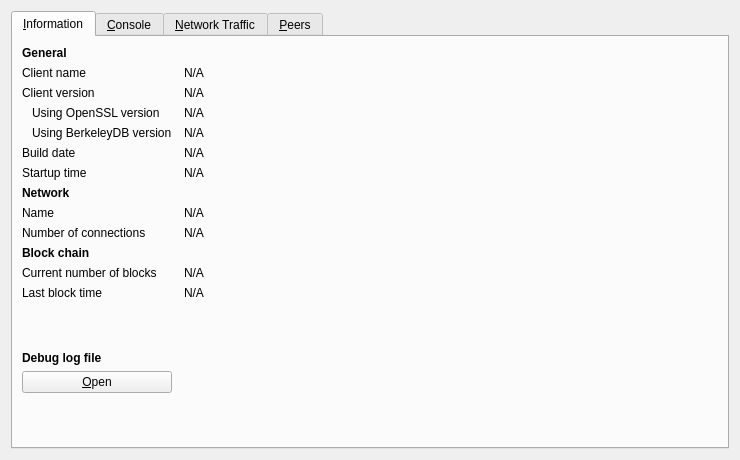
The window that src/qt/forms/rpcconsole.ui (raffermeko/bitcoin) describes before a commit, drawn with Qt 5.
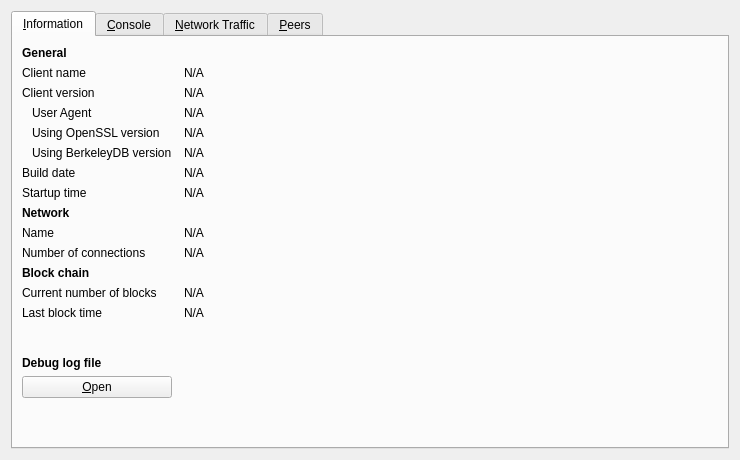
The same window after the commit. Icons and pictures are not drawn. Custom widgets are drawn as their Qt base class.

Commit message: [Qt] show client user agent in debug window

Patch:
```diff
--- a/src/qt/forms/rpcconsole.ui
+++ b/src/qt/forms/rpcconsole.ui
@@ -87,6 +87,32 @@
         </widget>
        </item>
        <item row="3" column="0">
+        <widget class="QLabel" name="labelClientUserAgent">
+         <property name="text">
+          <string>User Agent</string>
+         </property>
+         <property name="indent">
+          <number>10</number>
+         </property>
+        </widget>
+       </item>
+       <item row="3" column="1">
+        <widget class="QLabel" name="clientUserAgent">
+         <property name="cursor">
+          <cursorShape>IBeamCursor</cursorShape>
+         </property>
+         <property name="text">
+          <string>N/A</string>
+         </property>
+         <property name="textFormat">
+          <enum>Qt::PlainText</enum>
+         </property>
+         <property name="textInteractionFlags">
+          <set>Qt::LinksAccessibleByMouse|Qt::TextSelectableByKeyboard|Qt::TextSelectableByMouse</set>
+         </property>
+        </widget>
+       </item>
+       <item row="4" column="0">
         <widget class="QLabel" name="label_14">
          <property name="text">
           <string>Using OpenSSL version</string>
@@ -96,7 +122,7 @@
          </property>
         </widget>
        </item>
-       <item row="3" column="1">
+       <item row="4" column="1">
         <widget class="QLabel" name="openSSLVersion">
          <property name="cursor">
           <cursorShape>IBeamCursor</cursorShape>
@@ -112,7 +138,7 @@
          </property>
         </widget>
        </item>
-       <item row="4" column="0">
+       <item row="5" column="0">
         <widget class="QLabel" name="label_berkeleyDBVersion">
          <property name="text">
           <string>Using BerkeleyDB version</string>
@@ -122,7 +148,7 @@
          </property>
         </widget>
        </item>
-       <item row="4" column="1">
+       <item row="5" column="1">
         <widget class="QLabel" name="berkeleyDBVersion">
          <property name="cursor">
           <cursorShape>IBeamCursor</cursorShape>
@@ -138,14 +164,14 @@
          </property>
         </widget>
        </item>
-       <item row="5" column="0">
+       <item row="6" column="0">
         <widget class="QLabel" name="label_12">
          <property name="text">
           <string>Build date</string>
          </property>
         </widget>
        </item>
-       <item row="5" column="1">
+       <item row="6" column="1">
         <widget class="QLabel" name="buildDate">
          <property name="cursor">
           <cursorShape>IBeamCursor</cursorShape>
@@ -161,14 +187,14 @@
          </property>
         </widget>
        </item>
-       <item row="6" column="0">
+       <item row="7" column="0">
         <widget class="QLabel" name="label_13">
          <property name="text">
           <string>Startup time</string>
          </property>
         </widget>
        </item>
-       <item row="6" column="1">
+       <item row="7" column="1">
         <widget class="QLabel" name="startupTime">
          <property name="cursor">
           <cursorShape>IBeamCursor</cursorShape>
@@ -184,7 +210,7 @@
          </property>
         </widget>
        </item>
-       <item row="7" column="0">
+       <item row="8" column="0">
         <widget class="QLabel" name="label_11">
          <property name="font">
           <font>
@@ -197,14 +223,14 @@
          </property>
         </widget>
        </item>
-       <item row="8" column="0">
+       <item row="9" column="0">
         <widget class="QLabel" name="label_8">
          <property name="text">
           <string>Name</string>
          </property>
         </widget>
        </item>
-       <item row="8" column="1">
+       <item row="9" column="1">
         <widget class="QLabel" name="networkName">
          <property name="cursor">
           <cursorShape>IBeamCursor</cursorShape>
@@ -220,14 +246,14 @@
          </property>
         </widget>
        </item>
-       <item row="9" column="0">
+       <item row="10" column="0">
         <widget class="QLabel" name="label_7">
          <property name="text">
           <string>Number of connections</string>
          </property>
         </widget>
        </item>
-       <item row="9" column="1">
+       <item row="10" column="1">
         <widget class="QLabel" name="numberOfConnections">
          <property name="cursor">
           <cursorShape>IBeamCursor</cursorShape>
@@ -243,7 +269,7 @@
          </property>
         </widget>
        </item>
-       <item row="10" column="0">
+       <item row="11" column="0">
         <widget class="QLabel" name="label_10">
          <property name="font">
           <font>
@@ -256,14 +282,14 @@
          </property>
         </widget>
        </item>
-       <item row="11" column="0">
+       <item row="12" column="0">
         <widget class="QLabel" name="label_3">
          <property name="text">
           <string>Current number of blocks</string>
          </property>
         </widget>
        </item>
-       <item row="11" column="1">
+       <item row="12" column="1">
         <widget class="QLabel" name="numberOfBlocks">
          <property name="cursor">
           <cursorShape>IBeamCursor</cursorShape>
@@ -279,14 +305,14 @@
          </property>
         </widget>
        </item>
-       <item row="12" column="0">
+       <item row="13" column="0">
         <widget class="QLabel" name="label_2">
          <property name="text">
           <string>Last block time</string>
          </property>
         </widget>
        </item>
-       <item row="12" column="1">
+       <item row="13" column="1">
         <widget class="QLabel" name="lastBlockTime">
          <property name="cursor">
           <cursorShape>IBeamCursor</cursorShape>
@@ -302,7 +328,7 @@
          </property>
         </widget>
        </item>
-       <item row="13" column="0">
+       <item row="14" column="0">
         <spacer name="verticalSpacer_2">
          <property name="orientation">
           <enum>Qt::Vertical</enum>
@@ -315,7 +341,7 @@
          </property>
         </spacer>
        </item>
-       <item row="14" column="0">
+       <item row="15" column="0">
         <widget class="QLabel" name="labelDebugLogfile">
          <property name="font">
           <font>
@@ -328,7 +354,7 @@
          </property>
         </widget>
        </item>
-       <item row="15" column="0">
+       <item row="16" column="0">
         <widget class="QPushButton" name="openDebugLogfileButton">
          <property name="toolTip">
           <string>Open the Bitcoin Core debug log file from the current data directory. This can take a few seconds for large log files.</string>
@@ -341,7 +367,7 @@
          </property>
         </widget>
        </item>
-       <item row="16" column="0">
+       <item row="17" column="0">
         <spacer name="verticalSpacer">
          <property name="orientation">
           <enum>Qt::Vertical</enum>
```
The commit also changes 3 other files.
